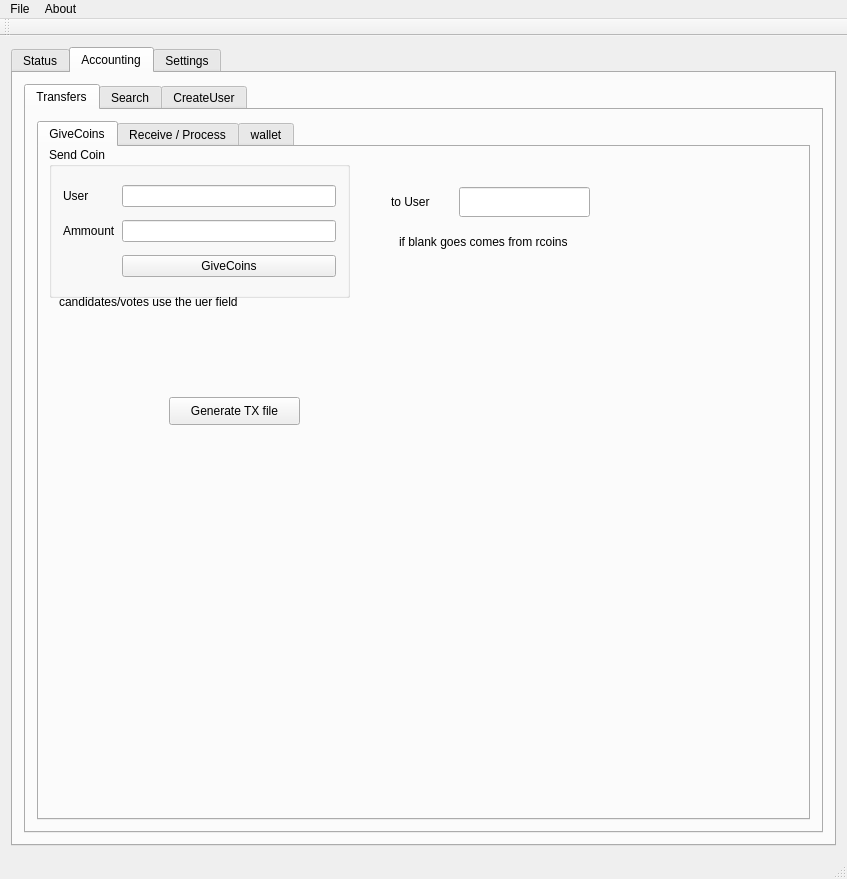
Above: qtCoin/mainwindow.ui from netpipe/EcoCoin before the change. Below: the same form after it.
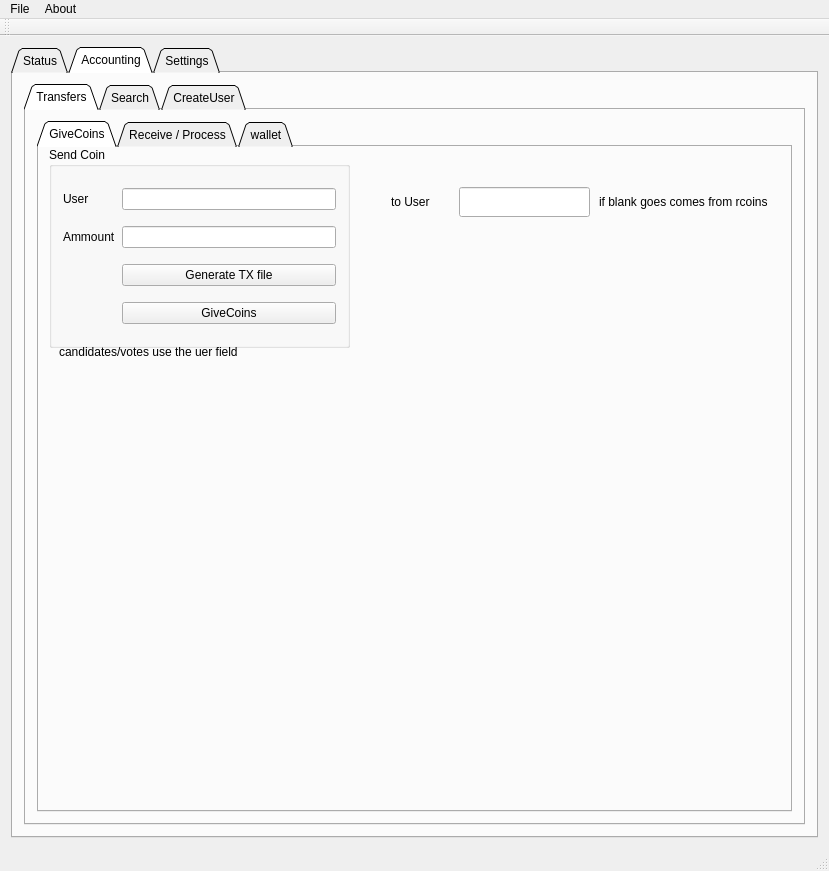
That is the form after the change. The open tabs and pages were chosen to show the change.

The edit to the form file:
```diff
--- a/qtCoin/mainwindow.ui
+++ b/qtCoin/mainwindow.ui
@@ -6,20 +6,20 @@
    <rect>
     <x>0</x>
     <y>0</y>
-    <width>847</width>
-    <height>879</height>
+    <width>829</width>
+    <height>871</height>
    </rect>
   </property>
   <property name="windowTitle">
-   <string>MainWindow</string>
-  </property>
-  <property name="styleSheet">
-   <string notr="true"/>
+   <string>qtCoin</string>
   </property>
   <widget class="QWidget" name="centralWidget">
    <layout class="QGridLayout" name="gridLayout_5">
     <item row="0" column="0">
      <widget class="QTabWidget" name="app">
+      <property name="tabShape">
+       <enum>QTabWidget::Triangular</enum>
+      </property>
       <property name="currentIndex">
        <number>2</number>
       </property>
@@ -99,6 +99,9 @@
        <layout class="QGridLayout" name="gridLayout_8">
         <item row="0" column="1">
          <widget class="QTabWidget" name="transfers2">
+          <property name="tabShape">
+           <enum>QTabWidget::Triangular</enum>
+          </property>
           <property name="currentIndex">
            <number>0</number>
           </property>
@@ -109,6 +112,9 @@
            <layout class="QGridLayout" name="gridLayout_13">
             <item row="0" column="0">
              <widget class="QTabWidget" name="wallet">
+              <property name="tabShape">
+               <enum>QTabWidget::Triangular</enum>
+              </property>
               <property name="currentIndex">
                <number>2</number>
               </property>
@@ -122,13 +128,20 @@
                   <x>10</x>
                   <y>0</y>
                   <width>301</width>
-                  <height>151</height>
+                  <height>201</height>
                  </rect>
                 </property>
                 <property name="title">
                  <string>Send Coin</string>
                 </property>
                 <layout class="QGridLayout" name="gridLayout_7">
+                 <item row="3" column="1">
+                  <widget class="QPushButton" name="SendCoins">
+                   <property name="text">
+                    <string>GiveCoins</string>
+                   </property>
+                  </widget>
+                 </item>
                  <item row="0" column="0">
                   <widget class="QLabel" name="label_24">
                    <property name="text">
@@ -150,27 +163,14 @@
                   <widget class="QLineEdit" name="givecoinsammount"/>
                  </item>
                  <item row="2" column="1">
-                  <widget class="QPushButton" name="SendCoins">
+                  <widget class="QPushButton" name="generatetx">
                    <property name="text">
-                    <string>GiveCoins</string>
+                    <string>Generate TX file</string>
                    </property>
                   </widget>
                  </item>
                 </layout>
                </widget>
-               <widget class="QPushButton" name="generatetx">
-                <property name="geometry">
-                 <rect>
-                  <x>130</x>
-                  <y>250</y>
-                  <width>131</width>
-                  <height>28</height>
-                 </rect>
-                </property>
-                <property name="text">
-                 <string>Generate TX file</string>
-                </property>
-               </widget>
                <widget class="QLineEdit" name="givecoinsid2">
                 <property name="geometry">
                  <rect>
@@ -200,8 +200,8 @@
                <widget class="QLabel" name="label_34">
                 <property name="geometry">
                  <rect>
-                  <x>360</x>
-                  <y>80</y>
+                  <x>560</x>
+                  <y>40</y>
                   <width>221</width>
                   <height>30</height>
                  </rect>
@@ -214,7 +214,7 @@
                 <property name="geometry">
                  <rect>
                   <x>20</x>
-                  <y>140</y>
+                  <y>190</y>
                   <width>271</width>
                   <height>30</height>
                  </rect>
@@ -1280,7 +1280,7 @@
     <rect>
      <x>0</x>
      <y>0</y>
-     <width>847</width>
+     <width>829</width>
      <height>24</height>
     </rect>
    </property>
```
Left out of the diff: 111 changed lines with no effect on the pictures.
